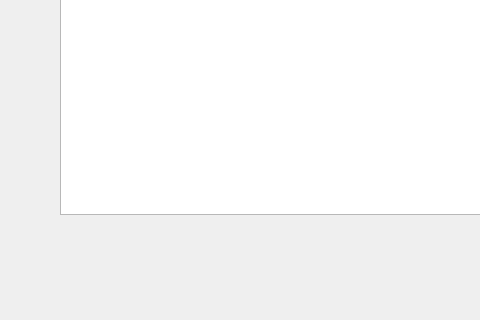
Qt form FruitManager/dialogpurchaseorder.ui (database-class-assistants/c-sFruitManager) before a commit; both pictures show x 0 to 480 and y 96 to 416 of the 678 by 416 pixel window.
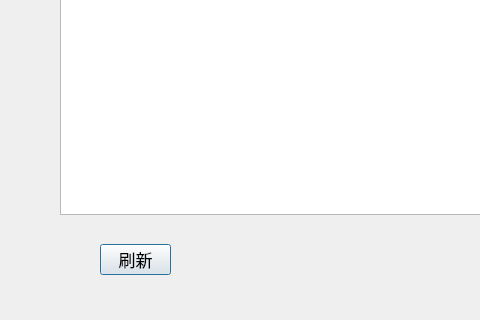
The same form after that commit.

Diff of the .ui file:
```diff
--- a/FruitManager/dialogpurchaseorder.ui
+++ b/FruitManager/dialogpurchaseorder.ui
@@ -28,6 +28,24 @@
     </font>
    </property>
   </widget>
+  <widget class="QPushButton" name="btn_flush">
+   <property name="geometry">
+    <rect>
+     <x>100</x>
+     <y>340</y>
+     <width>71</width>
+     <height>31</height>
+    </rect>
+   </property>
+   <property name="font">
+    <font>
+     <pointsize>13</pointsize>
+    </font>
+   </property>
+   <property name="text">
+    <string>刷新</string>
+   </property>
+  </widget>
  </widget>
  <resources/>
  <connections/>
```
